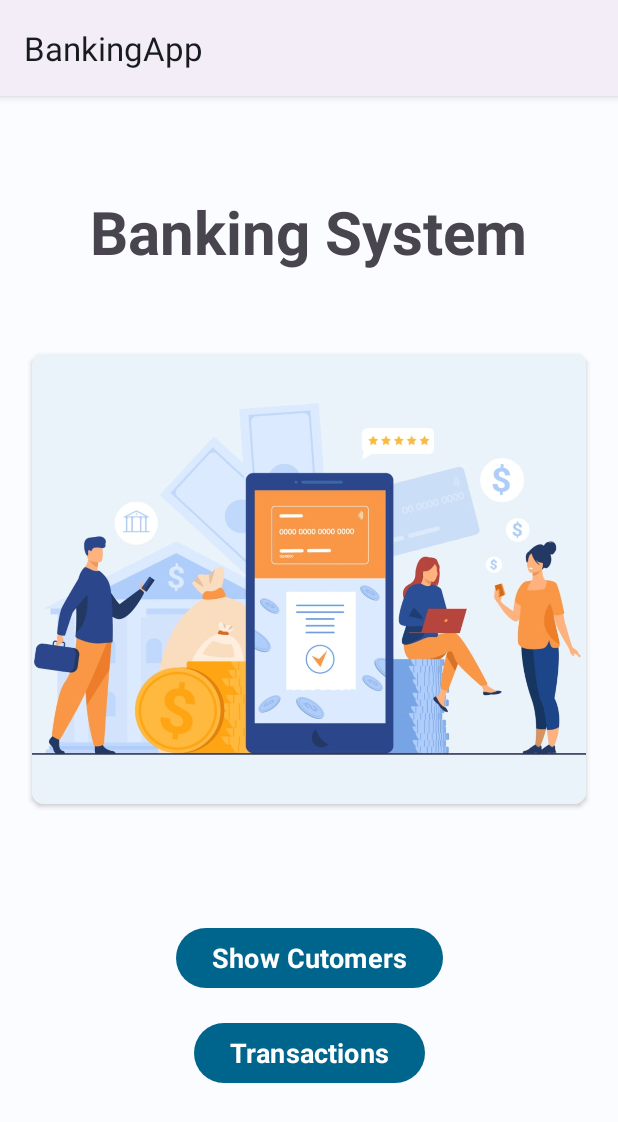
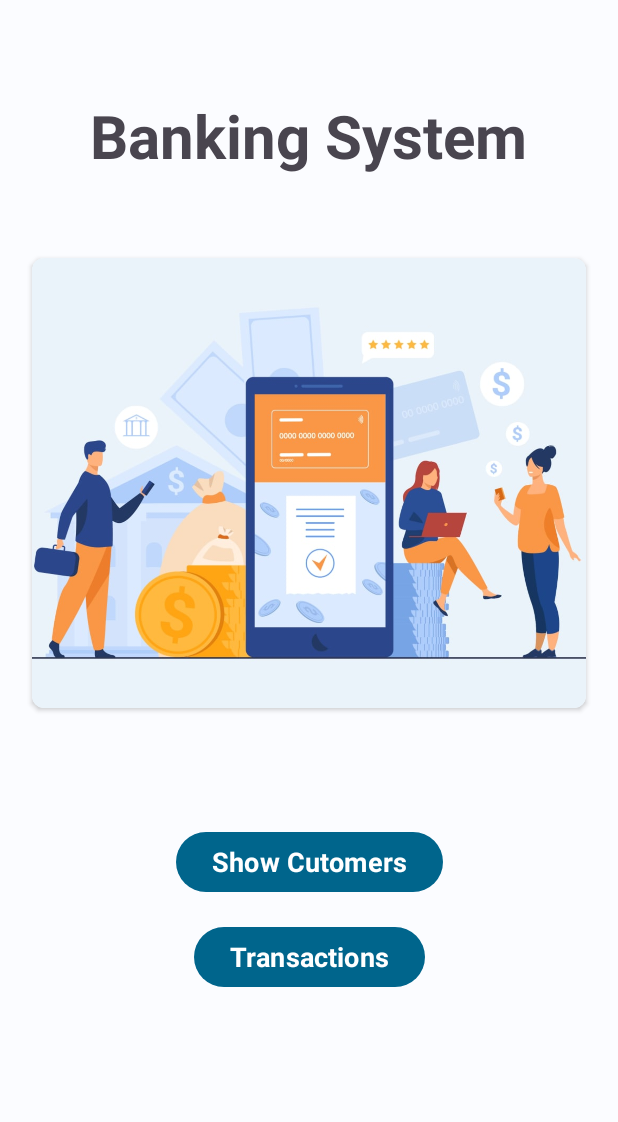
Before and after one commit to AstroAnasTariq/BankingApp, an Android app: the screen it shows after launch (MainActivity), on a phone screen of 412 x 824 dp. Shown: the top 1122 px of the screen. Run offline under Robolectric (Android 15) with nearby library versions, the light colour scheme and no system bars; our stand-ins replace data binding; Roboto replaces fonts that are not available here.

Commit message:
Consice Code

```diff
--- a/app/src/main/java/com/astroanastariq/bankingapp/ui/fragments/home/HomeFragment.kt
+++ b/app/src/main/java/com/astroanastariq/bankingapp/ui/fragments/home/HomeFragment.kt
@@ -20,6 +20,11 @@ class HomeFragment : Fragment() {
     ): View {
 
         binding = FragmentHomeBinding.inflate(inflater)
+        return binding.root
+    }
+
+    override fun onViewCreated(view: View, savedInstanceState: Bundle?) {
+        super.onViewCreated(view, savedInstanceState)
 
         binding.cutomers.setOnClickListener {
             findNavController().navigate(R.id.action_homeFragment_to_customerFragment)
@@ -28,7 +33,5 @@ class HomeFragment : Fragment() {
         binding.transactions.setOnClickListener {
             findNavController().navigate(R.id.action_homeFragment_to_transactionRecordFragment)
         }
-
-        return binding.root
     }
 }
--- a/app/src/main/res/values-night/themes.xml
+++ b/app/src/main/res/values-night/themes.xml
@@ -1,8 +1,8 @@
 <resources>
     <!-- Base application theme. -->
-    <style name="Base.Theme.BankingApp" parent="Theme.Material3.DayNight">
+    <style name="Base.Theme.BankingApp" parent="Theme.Material3.DayNight.NoActionBar">
         <item name="colorPrimary">@color/md_theme_dark_primary</item>
-        <item name="colorOnPrimary  ">@color/md_theme_dark_onPrimary</item>
+        <item name="colorOnPrimary">@color/md_theme_dark_onPrimary</item>
         <item name="colorPrimaryContainer">@color/md_theme_dark_primaryContainer</item>
         <item name="colorOnPrimaryContainer">@color/md_theme_dark_onPrimaryContainer</item>
         <item name="colorSecondary">@color/md_theme_dark_secondary</item>
--- a/app/src/main/res/values/themes.xml
+++ b/app/src/main/res/values/themes.xml
@@ -1,6 +1,6 @@
 <resources>
     <!-- Base application theme. -->
-    <style name="Base.Theme.BankingApp" parent="Theme.Material3.DayNight">
+    <style name="Base.Theme.BankingApp" parent="Theme.Material3.DayNight.NoActionBar">
         <item name="colorPrimary">@color/md_theme_light_primary</item>
         <item name="colorOnPrimary">@color/md_theme_light_onPrimary</item>
         <item name="colorPrimaryContainer">@color/md_theme_light_primaryContainer</item>
```
Also changed, not shown: app/src/main/java/com/astroanastariq/bankingapp/ui/MainActivity.kt (+3 -5 lines).
